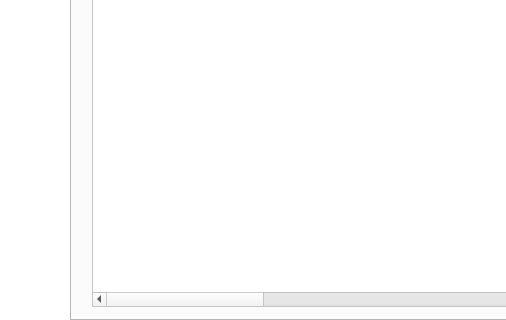
The window that Payroll_System.ui (jaspernicholfabella/payroll-system) describes before a commit, drawn with Qt 5; both pictures show x 0 to 506 and y 280 to 600 of the 800 by 600 pixel window.
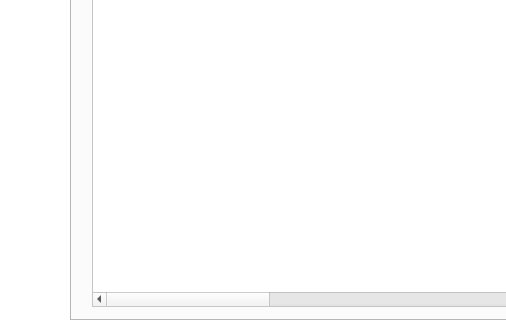
The same window after the commit. Icons and pictures are not drawn.

Commit message: payroll_ae_table fixed

Diff of the .ui file:
```diff
--- a/Payroll_System.ui
+++ b/Payroll_System.ui
@@ -1564,17 +1564,6 @@
         </font>
        </property>
       </column>
-      <column>
-       <property name="text">
-        <string>   Amount Due   </string>
-       </property>
-       <property name="font">
-        <font>
-         <weight>75</weight>
-         <bold>true</bold>
-        </font>
-       </property>
-      </column>
      </widget>
      <widget class="QLabel" name="payroll_ae_title">
       <property name="geometry">
```
The commit also changes 6 other files.
